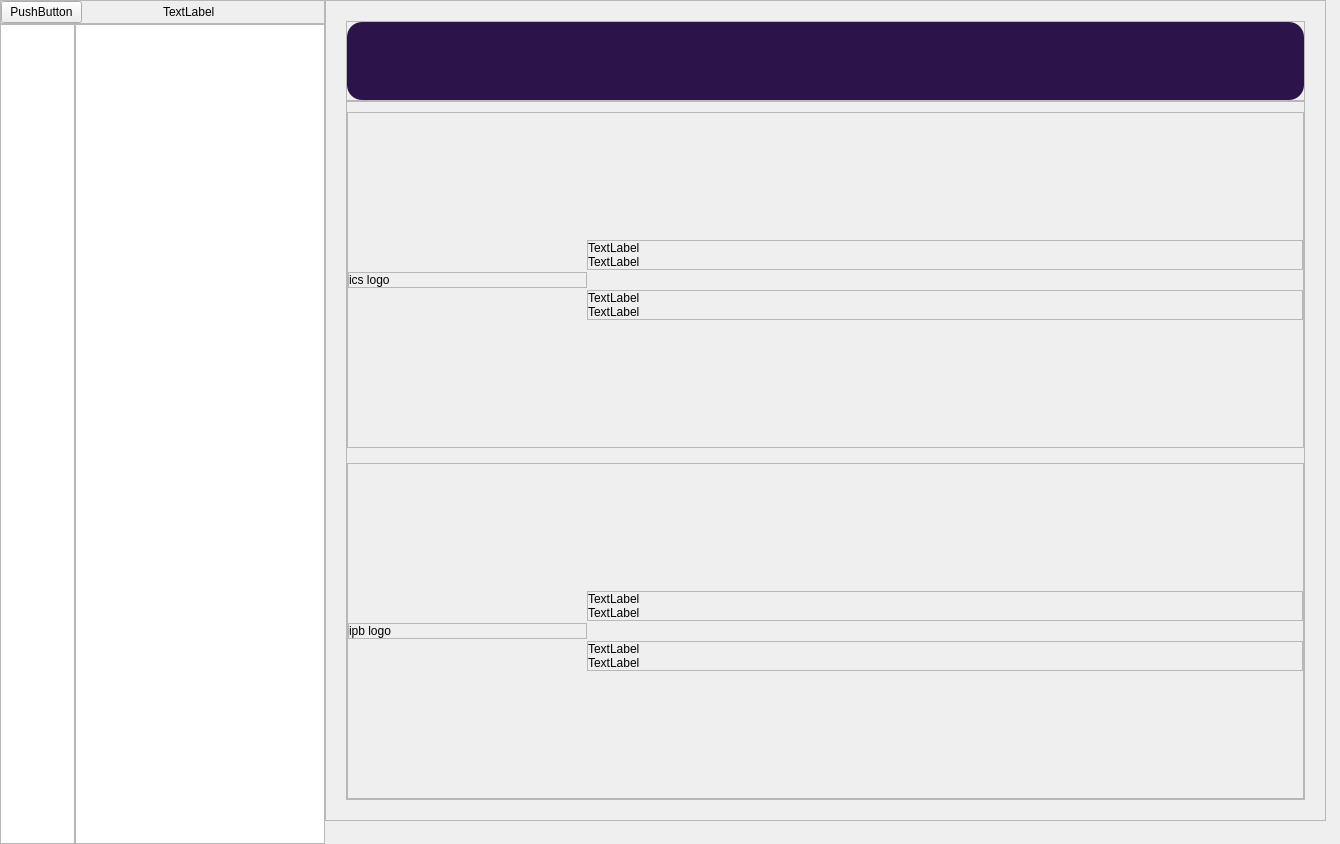
The window that ui/app.ui (ariezel/sporesight) describes before a commit, drawn with Qt 5.
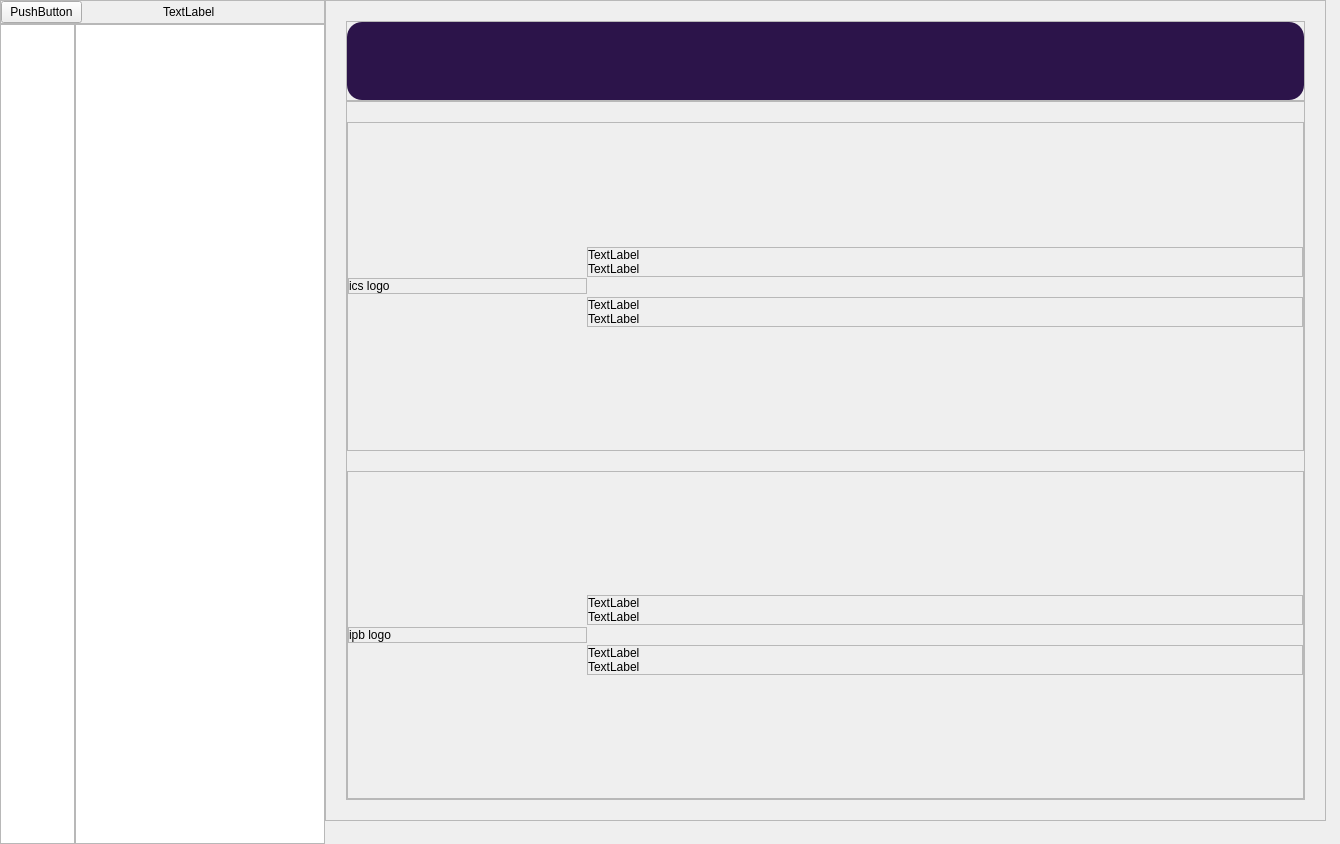
The same window after the commit. The open tabs and pages were chosen to show the change.

Commit message: ui: adjust margins

The edit to the form file:
```diff
--- a/ui/app.ui
+++ b/ui/app.ui
@@ -1406,13 +1406,13 @@
            </property>
            <layout class="QVBoxLayout" name="verticalLayout_12">
             <property name="spacing">
-             <number>15</number>
+             <number>20</number>
             </property>
             <property name="leftMargin">
              <number>0</number>
             </property>
             <property name="topMargin">
-             <number>10</number>
+             <number>20</number>
             </property>
             <property name="rightMargin">
              <number>0</number>
```
Left out of the diff: 14 changed lines with no effect on the pictures. The commit also changes 3 other files.
